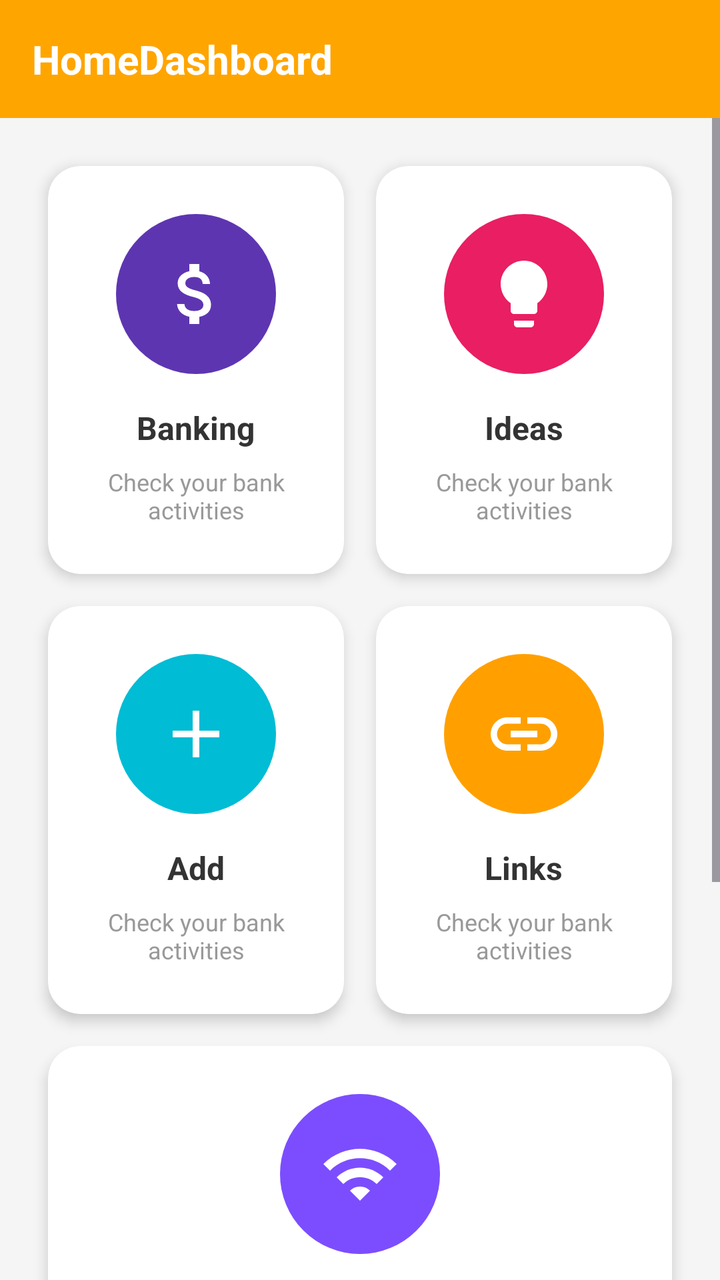
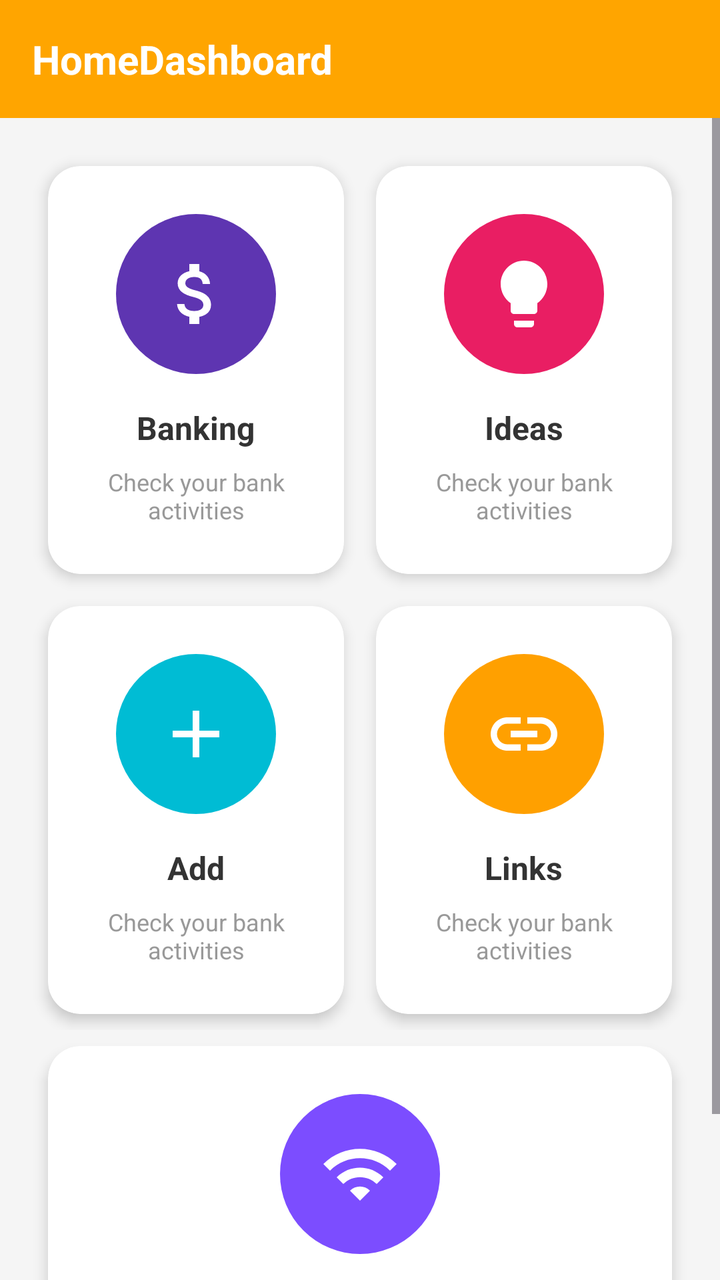

Compare the two renders of this Android layout. The source of the first and the diff that turns it into the second are given below.
<!-- AndroidManifest.xml: application theme Theme.MyApp -->
<!-- res/layout/activity_dashboard.xml -->
<?xml version="1.0" encoding="utf-8"?>
<LinearLayout xmlns:android="http://schemas.android.com/apk/res/android"
    xmlns:app="http://schemas.android.com/apk/res-auto"
    xmlns:tools="http://schemas.android.com/tools"
    android:layout_width="match_parent"
    android:layout_height="match_parent"
    android:orientation="vertical"
    android:background="#F5F5F5"
    tools:context=".DashboardActivity">

    
    <LinearLayout
        android:layout_width="match_parent"
        android:layout_height="wrap_content"
        android:background="#FFA500"
        android:orientation="vertical"
        android:padding="16dp">

        <TextView
            android:id="@+id/tv_dashboard_title"
            android:layout_width="match_parent"
            android:layout_height="wrap_content"
            android:text="HomeDashboard"
            android:textColor="@android:color/white"
            android:textSize="20sp"
            android:textStyle="bold" />

    </LinearLayout>

    
    <ScrollView
        android:layout_width="match_parent"
        android:layout_height="match_parent"
        android:fillViewport="true">

        <LinearLayout
            android:layout_width="match_parent"
            android:layout_height="wrap_content"
            android:orientation="vertical"
            android:padding="16dp">

            
            <GridLayout
                android:layout_width="match_parent"
                android:layout_height="wrap_content"
                android:columnCount="2"
                android:rowCount="3"
                android:alignmentMode="alignBounds"
                android:columnOrderPreserved="false"
                android:useDefaultMargins="false">

                
                <androidx.cardview.widget.CardView
                    android:id="@+id/card_banking"
                    android:layout_width="0dp"
                    android:layout_height="wrap_content"
                    android:layout_columnWeight="1"
                    android:layout_margin="8dp"
                    android:clickable="true"
                    android:focusable="true"
                    android:foreground="?android:attr/selectableItemBackground"
                    app:cardCornerRadius="16dp"
                    app:cardElevation="4dp"
                    xmlns:app="http://schemas.android.com/apk/res-auto">

                    <LinearLayout
                        android:layout_width="match_parent"
                        android:layout_height="wrap_content"
                        android:gravity="center"
                        android:orientation="vertical"
                        android:padding="24dp">

                        <FrameLayout
                            android:layout_width="80dp"
                            android:layout_height="80dp">

                            <View
                                android:layout_width="match_parent"
                                android:layout_height="match_parent"
                                android:background="@drawable/circle_background"
                                android:backgroundTint="#5E35B1" />

                            <ImageView
                                android:layout_width="40dp"
                                android:layout_height="40dp"
                                android:layout_gravity="center"
                                android:contentDescription="Banking"
                                android:src="@drawable/ic_banking" />
                        </FrameLayout>

                        <TextView
                            android:layout_width="wrap_content"
                            android:layout_height="wrap_content"
                            android:layout_marginTop="16dp"
                            android:text="Banking"
                            android:textColor="#333333"
                            android:textSize="16sp"
                            android:textStyle="bold" />

                        <TextView
                            android:layout_width="wrap_content"
                            android:layout_height="wrap_content"
                            android:layout_marginTop="8dp"
                            android:ellipsize="end"
                            android:gravity="center"
                            android:maxLines="2"
                            android:text="Check your bank activities"
                            android:textColor="#999999"
                            android:textSize="12sp" />
                    </LinearLayout>
                </androidx.cardview.widget.CardView>

                
                <androidx.cardview.widget.CardView
                    android:id="@+id/card_ideas"
                    android:layout_width="0dp"
                    android:layout_height="wrap_content"
                    android:layout_columnWeight="1"
                    android:layout_margin="8dp"
                    android:clickable="true"
                    android:focusable="true"
                    android:foreground="?android:attr/selectableItemBackground"
                    app:cardCornerRadius="16dp"
                    app:cardElevation="4dp">

                    <LinearLayout
                        android:layout_width="match_parent"
                        android:layout_height="wrap_content"
                        android:gravity="center"
                        android:orientation="vertical"
                        android:padding="24dp">

                        <FrameLayout
                            android:layout_width="80dp"
                            android:layout_height="80dp">

                            <View
                                android:layout_width="match_parent"
                                android:layout_height="match_parent"
                                android:background="@drawable/circle_background"
                                android:backgroundTint="#E91E63" />

                            <ImageView
                                android:layout_width="40dp"
                                android:layout_height="40dp"
                                android:layout_gravity="center"
                                android:contentDescription="Ideas"
                                android:src="@drawable/ic_ideas" />
                        </FrameLayout>

                        <TextView
                            android:layout_width="wrap_content"
                            android:layout_height="wrap_content"
                            android:layout_marginTop="16dp"
                            android:text="Ideas"
                            android:textColor="#333333"
                            android:textSize="16sp"
                            android:textStyle="bold" />

                        <TextView
                            android:layout_width="wrap_content"
                            android:layout_height="wrap_content"
                            android:layout_marginTop="8dp"
                            android:ellipsize="end"
                            android:gravity="center"
                            android:maxLines="2"
                            android:text="Check your bank activities"
                            android:textColor="#999999"
                            android:textSize="12sp" />
                    </LinearLayout>
                </androidx.cardview.widget.CardView>

                
                <androidx.cardview.widget.CardView
                    android:id="@+id/card_add_plus"
                    android:layout_width="0dp"
                    android:layout_height="wrap_content"
                    android:layout_columnWeight="1"
                    android:layout_margin="8dp"
                    android:clickable="true"
                    android:focusable="true"
                    android:foreground="?android:attr/selectableItemBackground"
                    app:cardCornerRadius="16dp"
                    app:cardElevation="4dp">

                    <LinearLayout
                        android:layout_width="match_parent"
                        android:layout_height="wrap_content"
                        android:gravity="center"
                        android:orientation="vertical"
                        android:padding="24dp">

                        <FrameLayout
                            android:layout_width="80dp"
                            android:layout_height="80dp">

                            <View
                                android:layout_width="match_parent"
                                android:layout_height="match_parent"
                                android:background="@drawable/circle_background"
                                android:backgroundTint="#00BCD4" />

                            <ImageView
                                android:layout_width="40dp"
                                android:layout_height="40dp"
                                android:layout_gravity="center"
                                android:contentDescription="Add"
                                android:src="@drawable/ic_add" />
                        </FrameLayout>

                        <TextView
                            android:layout_width="wrap_content"
                            android:layout_height="wrap_content"
                            android:layout_marginTop="16dp"
                            android:text="Add"
                            android:textColor="#333333"
                            android:textSize="16sp"
                            android:textStyle="bold" />

                        <TextView
                            android:layout_width="wrap_content"
                            android:layout_height="wrap_content"
                            android:layout_marginTop="8dp"
                            android:ellipsize="end"
                            android:gravity="center"
                            android:maxLines="2"
                            android:text="Check your bank activities"
                            android:textColor="#999999"
                            android:textSize="12sp" />
                    </LinearLayout>
                </androidx.cardview.widget.CardView>

                
                <androidx.cardview.widget.CardView
                    android:id="@+id/card_links"
                    android:layout_width="0dp"
                    android:layout_height="wrap_content"
                    android:layout_columnWeight="1"
                    android:layout_margin="8dp"
                    android:clickable="true"
                    android:focusable="true"
                    android:foreground="?android:attr/selectableItemBackground"
                    app:cardCornerRadius="16dp"
                    app:cardElevation="4dp">

                    <LinearLayout
                        android:layout_width="match_parent"
                        android:layout_height="wrap_content"
                        android:gravity="center"
                        android:orientation="vertical"
                        android:padding="24dp">

                        <FrameLayout
                            android:layout_width="80dp"
                            android:layout_height="80dp">

                            <View
                                android:layout_width="match_parent"
                                android:layout_height="match_parent"
                                android:background="@drawable/circle_background"
                                android:backgroundTint="#FFA000" />

                            <ImageView
                                android:layout_width="40dp"
                                android:layout_height="40dp"
                                android:layout_gravity="center"
                                android:contentDescription="Links"
                                android:src="@drawable/ic_links" />
                        </FrameLayout>

                        <TextView
                            android:layout_width="wrap_content"
                            android:layout_height="wrap_content"
                            android:layout_marginTop="16dp"
                            android:text="Links"
                            android:textColor="#333333"
                            android:textSize="16sp"
                            android:textStyle="bold" />

                        <TextView
                            android:layout_width="wrap_content"
                            android:layout_height="wrap_content"
                            android:layout_marginTop="8dp"
                            android:ellipsize="end"
                            android:gravity="center"
                            android:maxLines="2"
                            android:text="Check your bank activities"
                            android:textColor="#999999"
                            android:textSize="12sp" />
                    </LinearLayout>
                </androidx.cardview.widget.CardView>

                
                <androidx.cardview.widget.CardView
                    android:id="@+id/card_add_wifi"
                    android:layout_width="match_parent"
                    android:layout_height="wrap_content"
                    android:layout_row="2"
                    android:layout_column="0"
                    android:layout_columnSpan="2"
                    android:layout_margin="8dp"
                    android:layout_gravity="fill_horizontal"
                    android:clickable="true"
                    android:focusable="true"
                    android:foreground="?android:attr/selectableItemBackground"
                    app:cardCornerRadius="16dp"
                    app:cardElevation="4dp">

                    <LinearLayout
                        android:layout_width="match_parent"
                        android:layout_height="wrap_content"
                        android:gravity="center"
                        android:orientation="vertical"
                        android:padding="24dp">

                        <FrameLayout
                            android:layout_width="80dp"
                            android:layout_height="80dp">

                            <View
                                android:layout_width="match_parent"
                                android:layout_height="match_parent"
                                android:background="@drawable/circle_background"
                                android:backgroundTint="#7C4DFF" />

                            <ImageView
                                android:layout_width="40dp"
                                android:layout_height="40dp"
                                android:layout_gravity="center"
                                android:contentDescription="Add"
                                android:src="@drawable/ic_add_activity" />
                        </FrameLayout>

                        <TextView
                            android:layout_width="wrap_content"
                            android:layout_height="wrap_content"
                            android:layout_marginTop="16dp"
                            android:text="Add"
                            android:textColor="#333333"
                            android:textSize="16sp"
                            android:textStyle="bold" />

                        <TextView
                            android:layout_width="wrap_content"
                            android:layout_height="wrap_content"
                            android:layout_marginTop="8dp"
                            android:ellipsize="end"
                            android:gravity="center"
                            android:maxLines="2"
                            android:text="Check your bank activities"
                            android:textColor="#999999"
                            android:textSize="12sp" />
                    </LinearLayout>
                </androidx.cardview.widget.CardView>

            </GridLayout>

            
            <androidx.cardview.widget.CardView
                android:id="@+id/card_add_wifi"
                android:layout_width="match_parent"
                android:layout_height="wrap_content"
                android:layout_margin="8dp"
                android:layout_marginTop="16dp"
                android:clickable="true"
                android:focusable="true"
                android:foreground="?android:attr/selectableItemBackground"
                app:cardCornerRadius="16dp"
                app:cardElevation="4dp">

                <LinearLayout
                    android:layout_width="match_parent"
                    android:layout_height="wrap_content"
                    android:gravity="center"
                    android:orientation="vertical"
                    android:padding="24dp">

                    <FrameLayout
                        android:layout_width="80dp"
                        android:layout_height="80dp">

                        <View
                            android:layout_width="match_parent"
                            android:layout_height="match_parent"
                            android:background="@drawable/circle_background"
                            android:backgroundTint="#7C4DFF" />

                        <ImageView
                            android:layout_width="40dp"
                            android:layout_height="40dp"
                            android:layout_gravity="center"
                            android:contentDescription="Add"
                            android:src="@drawable/ic_add_activity" />
                    </FrameLayout>

                    <TextView
                        android:layout_width="wrap_content"
                        android:layout_height="wrap_content"
                        android:layout_marginTop="16dp"
                        android:text="Add"
                        android:textColor="#333333"
                        android:textSize="16sp"
                        android:textStyle="bold" />

                    <TextView
                        android:layout_width="wrap_content"
                        android:layout_height="wrap_content"
                        android:layout_marginTop="8dp"
                        android:ellipsize="end"
                        android:gravity="center"
                        android:maxLines="2"
                        android:text="Check your bank activities"
                        android:textColor="#999999"
                        android:textSize="12sp" />
                </LinearLayout>
            </androidx.cardview.widget.CardView>

        </LinearLayout>

    </ScrollView>

</LinearLayout>
<!-- resources referenced by this layout -->
<resources>
  <!-- drawable circle_background (drawable) -->
  <?xml version="1.0" encoding="utf-8"?>
  <shape xmlns:android="http://schemas.android.com/apk/res/android"
      android:shape="oval">
      <solid android:color="#6200EE"/>
  </shape>
  <!-- drawable ic_add (drawable) -->
  <vector xmlns:android="http://schemas.android.com/apk/res/android"
      android:width="48dp"
      android:height="48dp"
      android:viewportWidth="24"
      android:viewportHeight="24">
      <path
          android:fillColor="#FFFFFF"
          android:pathData="M19,13h-6v6h-2v-6H5v-2h6V5h2v6h6v2z"/>
  </vector>
  <!-- drawable ic_add_activity (drawable) -->
  <vector xmlns:android="http://schemas.android.com/apk/res/android"
      android:width="48dp"
      android:height="48dp"
      android:viewportWidth="24"
      android:viewportHeight="24">
      <path
          android:fillColor="#FFFFFF"
          android:pathData="M1,9l2,2c4.97,-4.97 13.03,-4.97 18,0l2,-2C16.93,2.93 7.08,2.93 1,9zM9,17l3,3 3,-3c-1.65,-1.66 -4.34,-1.66 -6,0zM5,13l2,2c2.76,-2.76 7.24,-2.76 10,0l2,-2C15.14,9.14 8.87,9.14 5,13z"/>
  </vector>
  <!-- drawable ic_banking (drawable) -->
  <vector xmlns:android="http://schemas.android.com/apk/res/android"
      android:width="48dp"
      android:height="48dp"
      android:viewportWidth="24"
      android:viewportHeight="24">
      <path
          android:fillColor="#FFFFFF"
          android:pathData="M11.8,10.9c-2.27,-0.59 -3,-1.2 -3,-2.15 0,-1.09 1.01,-1.85 2.7,-1.85 1.78,0 2.44,0.85 2.5,2.1h2.21c-0.07,-1.72 -1.12,-3.3 -3.21,-3.81V3h-3v2.16c-1.94,0.42 -3.5,1.68 -3.5,3.61 0,2.31 1.91,3.46 4.7,4.13 2.5,0.6 3,1.48 3,2.41 0,0.69 -0.49,1.79 -2.7,1.79 -2.06,0 -2.87,-0.92 -2.98,-2.1h-2.2c0.12,2.19 1.76,3.42 3.68,3.83V21h3v-2.15c1.95,-0.37 3.5,-1.5 3.5,-3.55 0,-2.84 -2.43,-3.81 -4.7,-4.4z"/>
  </vector>
  <!-- drawable ic_ideas (drawable) -->
  <vector xmlns:android="http://schemas.android.com/apk/res/android"
      android:width="48dp"
      android:height="48dp"
      android:viewportWidth="24"
      android:viewportHeight="24">
      <path
          android:fillColor="#FFFFFF"
          android:pathData="M9,21c0,0.55 0.45,1 1,1h4c0.55,0 1,-0.45 1,-1v-1H9v1zM12,2C8.14,2 5,5.14 5,9c0,2.38 1.19,4.47 3,5.74V17c0,0.55 0.45,1 1,1h6c0.55,0 1,-0.45 1,-1v-2.26c1.81,-1.27 3,-3.36 3,-5.74 0,-3.86 -3.14,-7 -7,-7z"/>
  </vector>
  <!-- drawable ic_links (drawable) -->
  <vector xmlns:android="http://schemas.android.com/apk/res/android"
      android:width="48dp"
      android:height="48dp"
      android:viewportWidth="24"
      android:viewportHeight="24">
      <path
          android:fillColor="#FFFFFF"
          android:pathData="M3.9,12c0,-1.71 1.39,-3.1 3.1,-3.1h4V7H7c-2.76,0 -5,2.24 -5,5s2.24,5 5,5h4v-1.9H7c-1.71,0 -3.1,-1.39 -3.1,-3.1zM8,13h8v-2H8v2zm9,-6h-4v1.9h4c1.71,0 3.1,1.39 3.1,3.1s-1.39,3.1 -3.1,3.1h-4V17h4c2.76,0 5,-2.24 5,-5s-2.24,-5 -5,-5z"/>
  </vector>
  <style name="Theme.MyApp" parent="Base.Theme.MyApp" />
  <style name="Base.Theme.MyApp" parent="Theme.Material3.DayNight.NoActionBar">
          
          
      </style>
</resources>

<!-- the commit's change to res/layout/activity_dashboard.xml (unified diff, before → after) -->
@@ -273,69 +273,6 @@
                             android:layout_height="wrap_content"
                             android:layout_marginTop="16dp"
                             android:text="Links"
-                            android:textColor="#333333"
-                            android:textSize="16sp"
-                            android:textStyle="bold" />
-
-                        <TextView
-                            android:layout_width="wrap_content"
-                            android:layout_height="wrap_content"
-                            android:layout_marginTop="8dp"
-                            android:ellipsize="end"
-                            android:gravity="center"
-                            android:maxLines="2"
-                            android:text="Check your bank activities"
-                            android:textColor="#999999"
-                            android:textSize="12sp" />
-                    </LinearLayout>
-                </androidx.cardview.widget.CardView>
-
-                
-                <androidx.cardview.widget.CardView
-                    android:id="@+id/card_add_wifi"
-                    android:layout_width="match_parent"
-                    android:layout_height="wrap_content"
-                    android:layout_row="2"
-                    android:layout_column="0"
-                    android:layout_columnSpan="2"
-                    android:layout_margin="8dp"
-                    android:layout_gravity="fill_horizontal"
-                    android:clickable="true"
-                    android:focusable="true"
-                    android:foreground="?android:attr/selectableItemBackground"
-                    app:cardCornerRadius="16dp"
-                    app:cardElevation="4dp">
-
-                    <LinearLayout
-                        android:layout_width="match_parent"
-                        android:layout_height="wrap_content"
-                        android:gravity="center"
-                        android:orientation="vertical"
-                        android:padding="24dp">
-
-                        <FrameLayout
-                            android:layout_width="80dp"
-                            android:layout_height="80dp">
-
-                            <View
-                                android:layout_width="match_parent"
-                                android:layout_height="match_parent"
-                                android:background="@drawable/circle_background"
-                                android:backgroundTint="#7C4DFF" />
-
-                            <ImageView
-                                android:layout_width="40dp"
-                                android:layout_height="40dp"
-                                android:layout_gravity="center"
-                                android:contentDescription="Add"
-                                android:src="@drawable/ic_add_activity" />
-                        </FrameLayout>
-
-                        <TextView
-                            android:layout_width="wrap_content"
-                            android:layout_height="wrap_content"
-                            android:layout_marginTop="16dp"
-                            android:text="Add"
                             android:textColor="#333333"
                             android:textSize="16sp"
                             android:textStyle="bold" />
